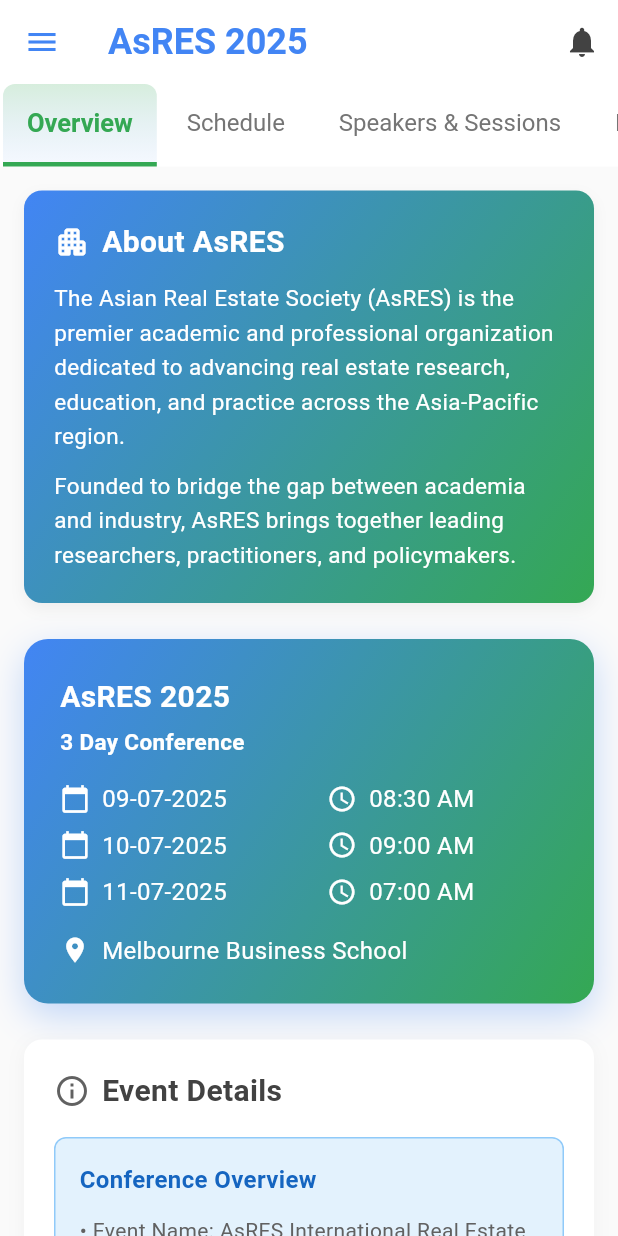
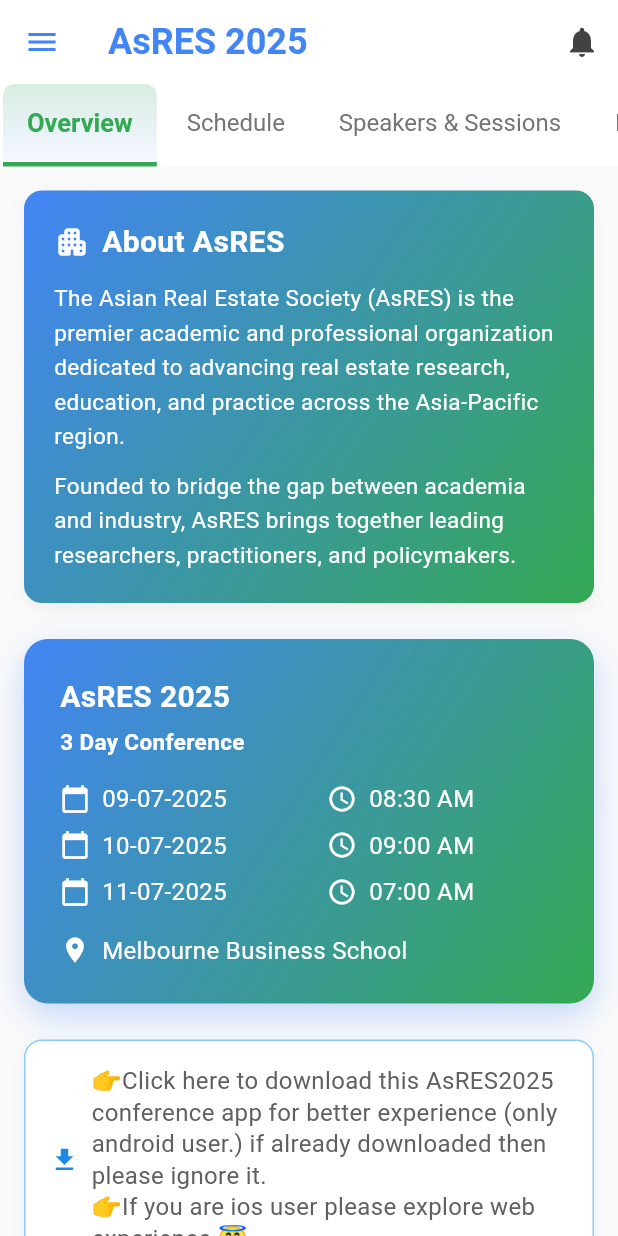
Before and after one commit to Bikash1357/AsRES_2025, a Flutter app: the EventConnectDashboard screen opened directly, on a phone screen of 412 x 824 dp. Run offline on Flutter 3.47's test engine with Material 3 defaults, Android fonts, the light colour scheme and no system bars; our stand-ins replace cloud_firestore, firebase_auth, firebase_core; accounts and stored records are empty.

Commit message:
added app download link

```diff
--- a/lib/AttendeeScreens/AttendeeDashboard.dart
+++ b/lib/AttendeeScreens/AttendeeDashboard.dart
@@ -854,6 +854,105 @@
           ),
           const SizedBox(height: 24),
 
+          // Add this code after the SizedBox(height: 24) and before the Event Details Section
+
+// Download App Section
+          TweenAnimationBuilder<double>(
+            tween: Tween<double>(begin: 0.0, end: 1.0),
+            duration: const Duration(milliseconds: 700),
+            curve: Curves.easeOutCubic,
+            builder: (context, value, child) {
+              return Transform.translate(
+                offset: Offset(0, 40 * (1 - value)),
+                child: Opacity(
+                  opacity: value,
+                  child: Container(
+                    width: double.infinity,
+                    padding: const EdgeInsets.all(16),
+                    margin: const EdgeInsets.only(bottom: 20),
+                    decoration: BoxDecoration(
+                      color: Colors.white,
+                      borderRadius: BorderRadius.circular(12),
+                      border: Border.all(color: Colors.blue[200]!),
+                      boxShadow: [
+                        BoxShadow(
+                          color: Colors.blue.withOpacity(0.08),
+                          blurRadius: 8,
+                          offset: const Offset(0, 2),
+                        ),
+                      ],
+                    ),
+                    child: Column(
+                      crossAxisAlignment: CrossAxisAlignment.start,
+                      children: [
+                        Row(
+                          children: [
+                            Icon(Icons.download,
+                                color: Colors.blue[600], size: 20),
+                            const SizedBox(width: 8),
+                            Expanded(
+                              child: Text(
+                                '👉Click here to download this AsRES2025 conference app for better experience (only android user.) if already downloaded then please ignore it. \n👉If you are ios user please explore web experience 😇',
+                                style: TextStyle(
+                                  fontSize: 16,
+                                  color: Colors.grey[700],
+                                  height: 1.3,
+                                ),
+                              ),
+                            ),
+                          ],
+                        ),
+                        const SizedBox(height: 12),
+                        ElevatedButton.icon(
+                          onPressed: () async {
+                            final Uri url = Uri.parse(
+                                'https://drive.google.com/file/d/1RYOEjl5GKkaDyNNasg4eGg1efoV5h_cD/view?usp=drive_link');
+                            try {
+                              if (await canLaunchUrl(url)) {
+                                await launchUrl(url,
+                                    mode: LaunchMode.externalApplication);
+                              } else {
+                                ScaffoldMessenger.of(context).showSnackBar(
+                                  const SnackBar(
+                                    content:
+                                        Text('Could not launch download link'),
+                                    backgroundColor: Colors.red,
+                                  ),
+                                );
+                              }
+                            } catch (e) {
+                              ScaffoldMessenger.of(context).showSnackBar(
+                                SnackBar(
+                                  content:
+                                      Text('Error opening download link: $e'),
+                                  backgroundColor: Colors.red,
+                                ),
+                              );
+                            }
+                          },
+                          icon: const Icon(Icons.download, size: 18),
+                          label: const Text(
+                            'Click Here',
+                            style: TextStyle(fontWeight: FontWeight.w600),
+                          ),
+                          style: ElevatedButton.styleFrom(
+                            backgroundColor: const Color(0xFF4285F4),
+                            foregroundColor: Colors.white,
+                            padding: const EdgeInsets.symmetric(
+                                horizontal: 20, vertical: 10),
+                            shape: RoundedRectangleBorder(
+                              borderRadius: BorderRadius.circular(8),
+                            ),
+                          ),
+                        ),
+                      ],
+                    ),
+                  ),
+                ),
+              );
+            },
+          ),
+
           // Event Details Section with staggered animation
           // Updated Event Details Section in _buildOverviewContent method
 // Replace the existing "Event Details Section" container with this code:
--- a/pubspec.yaml
+++ b/pubspec.yaml
@@ -28,6 +28,7 @@
 # the latest version available on pub.dev. To see which dependencies have newer
 # versions available, run `flutter pub outdated`.
 dependencies:
+  dio: ^5.8.0+1
   firebase_auth: ^5.6.0
   cloud_firestore: ^5.6.9
   intl: ^0.20.2
@@ -40,6 +41,9 @@
   cupertino_icons: ^1.0.8
   firebase_core: ^3.14.0
   url_launcher: ^6.3.1
+  path_provider: ^2.1.5
+  permission_handler: ^12.0.1
+  open_file: ^3.5.10
   flutter_launcher_icons: ^0.14.4
 
 flutter_icons:
```
Also changed, not shown: pubspec.lock, 6 other files.
